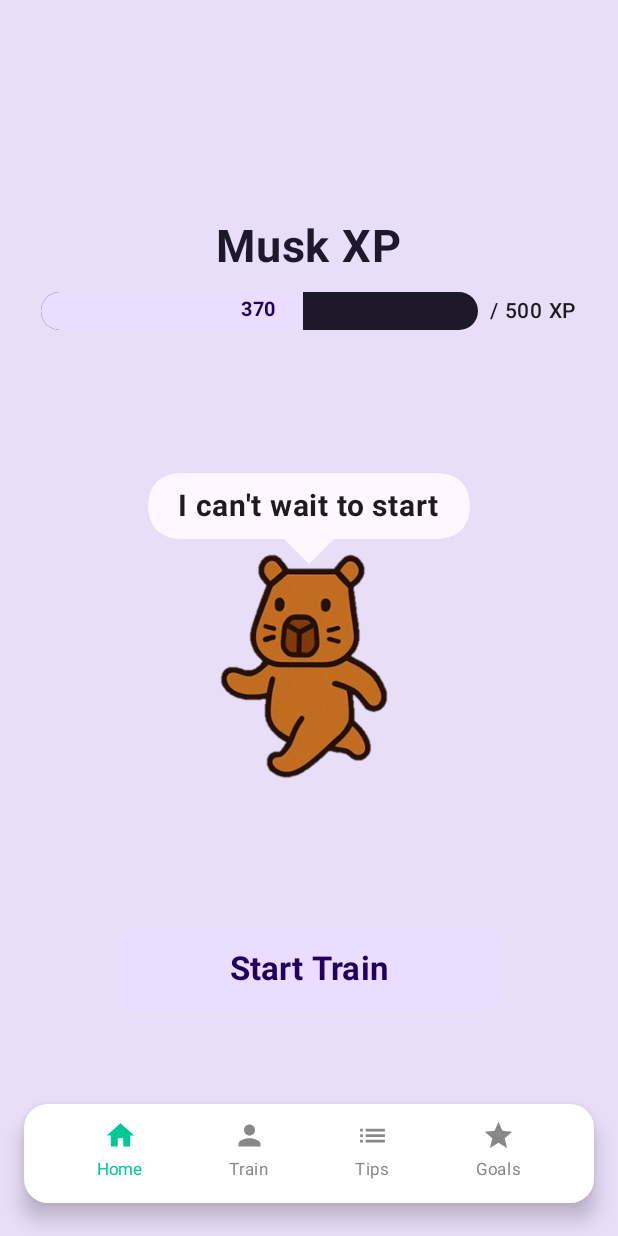
After one commit to alisonruizz/Muskly_TrainWithMe_KMP, an Android app built with Jetpack Compose: the composable AppNavigation shown on its own in the app's theme, on a phone screen of 412 x 824 dp. The commit adds this screen. Run offline under Robolectric (Android 15) with nearby library versions, the phone set to English and light mode, and no system bars.

Commit message:
Archivos de navegación

```diff
--- /dev/null
+++ b/androidApp/src/main/java/com/example/muskly_trainwithme_kmp/android/navigation/AppNavigation.kt
@@ -0,0 +1,40 @@
+package com.example.muskly_trainwithme_kmp.android.navigation
+
+import androidx.compose.foundation.background
+import androidx.compose.foundation.layout.*
+import androidx.compose.material3.MaterialTheme
+import androidx.compose.runtime.*
+import androidx.compose.runtime.saveable.rememberSaveable
+import androidx.compose.ui.Modifier
+import androidx.compose.ui.graphics.Color
+import androidx.compose.ui.unit.dp
+import com.example.muskly_trainwithme.goalsscreen.GoalsScreen
+import com.example.muskly_trainwithme_kmp.android.Screens.TipsScreen
+import com.example.muskly_trainwithme_kmp.android.Screens.Train.TrainScreen
+import com.example.muskly_trainwithme_kmp.android.screens.HomeScreen
+
+@Composable
+fun AppNavigation() {
+    var selectedTab by rememberSaveable { mutableStateOf(NavRoutes.Home) }
+
+    Box(modifier = Modifier.fillMaxSize()) {
+
+        // -------- CONTENIDO PRINCIPAL --------
+        when (selectedTab) {
+            NavRoutes.Home -> HomeScreen()
+            NavRoutes.Train -> TrainScreen()
+            NavRoutes.Tips -> TipsScreen()
+            NavRoutes.Goals -> GoalsScreen(onRewardEarned = {})
+            //NavRoutes.Shop -> ShopScreen()
+        }
+
+        // -------- BOTTOM BAR --------
+        BottomNavigationBar(
+            selectedTab = selectedTab,
+            onTabSelected = { selectedTab = it },
+            modifier = Modifier
+                .align(androidx.compose.ui.Alignment.BottomCenter)
+                .padding(bottom = 12.dp)
+        )
+    }
+}
--- /dev/null
+++ b/androidApp/src/main/java/com/example/muskly_trainwithme_kmp/android/navigation/BottomBar.kt
@@ -0,0 +1,86 @@
+package com.example.muskly_trainwithme_kmp.android.navigation
+
+import androidx.compose.foundation.background
+import androidx.compose.foundation.clickable
+import androidx.compose.foundation.layout.*
+import androidx.compose.material.icons.Icons
+import androidx.compose.material.icons.filled.Home
+import androidx.compose.material.icons.filled.List
+import androidx.compose.material.icons.filled.Person
+import androidx.compose.material.icons.filled.Star
+import androidx.compose.material.icons.filled.ShoppingCart
+import androidx.compose.material3.*
+import androidx.compose.runtime.Composable
+import androidx.compose.ui.Alignment
+import androidx.compose.ui.Modifier
+import androidx.compose.ui.draw.clip
+import androidx.compose.ui.draw.shadow
+import androidx.compose.ui.graphics.Color
+import androidx.compose.ui.unit.dp
+import androidx.compose.ui.unit.sp
+
+@Composable
+fun BottomNavigationBar(
+    selectedTab: NavRoutes,
+    onTabSelected: (NavRoutes) -> Unit,
+    modifier: Modifier = Modifier
+) {
+    // Íconos compatibles para Android e iOS
+    val items = listOf(
+        Triple(NavRoutes.Home, "Home", Icons.Default.Home),
+        Triple(NavRoutes.Train, "Train", Icons.Default.Person),
+        Triple(NavRoutes.Tips, "Tips", Icons.Default.List),
+        Triple(NavRoutes.Goals, "Goals", Icons.Default.Star),
+        //Triple(NavRoutes.Shop, "Shop", Icons.Default.ShoppingCart)
+    )
+
+    Box(
+        modifier = modifier
+            .fillMaxWidth()
+            .padding(horizontal = 16.dp, vertical = 10.dp)
+    ) {
+        Row(
+            modifier = Modifier
+                .shadow(
+                    elevation = 8.dp,
+                    shape = MaterialTheme.shapes.large,
+                    clip = false
+                )
+                .clip(MaterialTheme.shapes.large)
+                .background(Color.White) // Fondo único
+                .padding(vertical = 10.dp, horizontal = 20.dp)
+                .fillMaxWidth(),
+            horizontalArrangement = Arrangement.SpaceAround,
+            verticalAlignment = Alignment.CenterVertically
+        ) {
+
+            items.forEach { (route, label, icon) ->
+
+                val isSelected = selectedTab == route
+                val selectedColor = Color(0xFF00C896)
+                val unselectedColor = Color.Gray
+
+                Column(
+                    horizontalAlignment = Alignment.CenterHorizontally,
+                    modifier = Modifier
+                        .clip(MaterialTheme.shapes.small)
+                        .clickable { onTabSelected(route) }
+                        .padding(horizontal = 8.dp)
+                ) {
+                    Icon(
+                        imageVector = icon,
+                        contentDescription = label,
+                        tint = if (isSelected) selectedColor else unselectedColor,
+                        modifier = Modifier.size(22.dp)
+                    )
+
+                    Text(
+                        text = label,
+                        fontSize = 11.sp,
+                        color = if (isSelected) selectedColor else unselectedColor
+                    )
+                }
+            }
+        }
+    }
+}
--- a/androidApp/src/main/java/com/example/muskly_trainwithme_kmp/android/screens/HomeScreen.kt
+++ b/androidApp/src/main/java/com/example/muskly_trainwithme_kmp/android/screens/HomeScreen.kt
@@ -30,7 +30,7 @@ class TrainStartActivity : ComponentActivity() {
                     modifier = Modifier.fillMaxSize(),
                     color = MaterialTheme.colorScheme.secondaryContainer
                 ) {
-                    TrainStartScreen()
+                    HomeScreen()
                 }
             }
         }
@@ -38,7 +38,7 @@ class TrainStartActivity : ComponentActivity() {
 }
 
 @Composable
-fun TrainStartScreen() {
+fun HomeScreen() {
     var xpProgress by remember { mutableStateOf(0.6f) } // solo visual
     var currentXP by remember { mutableStateOf(370) }
     var maxXP by remember { mutableStateOf(500) }
@@ -306,6 +306,6 @@ fun trainingSpeechBubbleShape(): GenericShape {
 @Composable
 fun TrainStartScreenPreview() {
     Muskly_TrainWithMeTheme {
-        TrainStartScreen()
+        HomeScreen()
     }
 }
--- a/androidApp/src/main/java/com/example/muskly_trainwithme_kmp/android/screens/ShopScreen.kt
+++ /dev/null
@@ -1 +0,0 @@
-package com.example.muskly_trainwithme_kmp.android.screens
--- a/androidApp/src/main/java/com/example/muskly_trainwithme_kmp/android/screens/TipsScreen.kt
+++ b/androidApp/src/main/java/com/example/muskly_trainwithme_kmp/android/screens/TipsScreen.kt
@@ -21,7 +21,6 @@ import androidx.compose.ui.unit.sp
 import com.example.muskly_trainwithme_kmp.TipsViewModel
 import com.example.muskly_trainwithme_kmp.android.R
 import com.example.muskly_trainwithme_kmp.ui.theme.Muskly_TrainWithMeTheme
-import com.example.muskly_trainwithme_kmp.ui.theme.MyApplicationTheme
 
 @OptIn(ExperimentalMaterial3Api::class)
 @Composable
--- a/androidApp/src/main/java/com/example/muskly_trainwithme_kmp/android/screens/TrainScreen.kt
+++ b/androidApp/src/main/java/com/example/muskly_trainwithme_kmp/android/screens/TrainScreen.kt
@@ -24,7 +24,6 @@ import com.example.muskly_trainwithme_kmp.Train.TrainViewModel
 import com.example.muskly_trainwithme_kmp.android.R
 import com.example.muskly_trainwithme_kmp.android.Screens.TipsScreen
 import com.example.muskly_trainwithme_kmp.ui.theme.Muskly_TrainWithMeTheme
-import com.example.muskly_trainwithme_kmp.ui.theme.MyApplicationTheme
 
 @OptIn(ExperimentalLayoutApi::class, ExperimentalMaterial3Api::class)
 @Composable
```
Also changed, not shown: androidApp/src/main/java/com/example/muskly_trainwithme_kmp/android/MainActivity.kt (+7 -8 lines), androidApp/src/main/java/com/example/muskly_trainwithme_kmp/android/navigation/NavRoutes.kt (added, +9 -0 lines), 470 other files.
